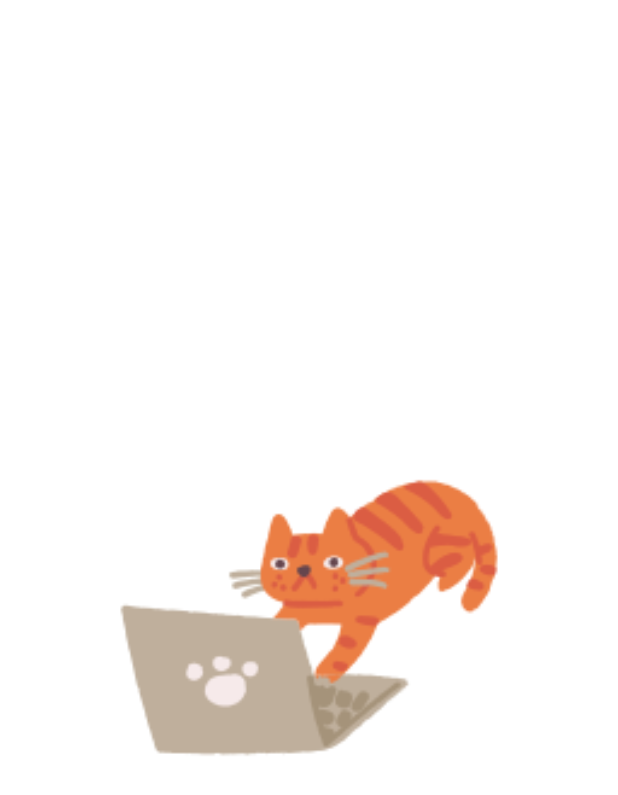
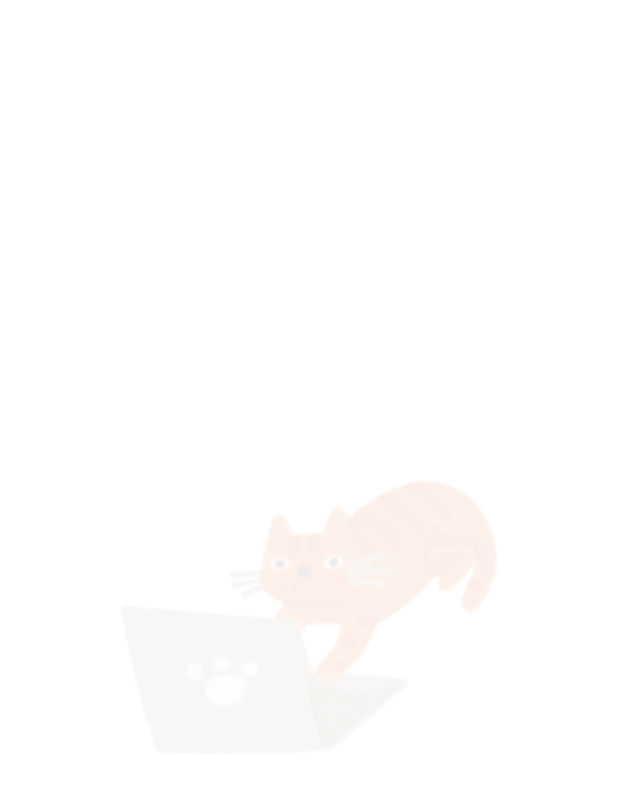
Before and after one commit to alona-tepukhina/alona-tepukhina-flutter_workua_course_task1, a Flutter app: the first screen one second after launch, on a phone screen of 412 x 824 dp. Shown: the top 795 px of the screen. Run offline on Flutter 3.47's test engine with Material 2 defaults, Android fonts, the phone set to English and light mode, and no system bars; our stand-ins replace shared_preferences.

Commit message:
Added simple FadeTransition animation for splash screen

```diff
--- a/lib/login_screen.dart
+++ b/lib/login_screen.dart
@@ -20,7 +20,6 @@ class _LoginScreenState extends State<LoginScreen> {
   void setUserPreferences() async {
     final prefs = await SharedPreferences.getInstance();
     await prefs.setBool('rememberUser', true);
-    //print(prefs.getBool('rememberUser'));
   }
 
   @override
--- a/lib/my_splash_screen.dart
+++ b/lib/my_splash_screen.dart
@@ -1,6 +1,5 @@
 import 'dart:async';
 import 'package:flutter/material.dart';
-import 'package:flutter_course_hometask1/homepage.dart';
 import 'login_screen.dart';
 import 'package:shared_preferences/shared_preferences.dart';
 
@@ -11,7 +10,8 @@ class MySplashScreen extends StatefulWidget {
   State<MySplashScreen> createState() => _MySplashScreenState();
 }
 
-class _MySplashScreenState extends State<MySplashScreen> {
+class _MySplashScreenState extends State<MySplashScreen>
+    with TickerProviderStateMixin {
   bool? preferenceRememberUser;
   String navigateTo = '/login';
 
@@ -34,15 +34,33 @@ class _MySplashScreenState extends State<MySplashScreen> {
     });
   }
 
+  late final AnimationController _controller = AnimationController(
+    duration: const Duration(seconds: 3),
+    vsync: this,
+  )..repeat(reverse: true);
+  late final Animation<double> _animation = CurvedAnimation(
+    parent: _controller,
+    curve: Curves.easeIn,
+  );
+
+  @override
+  void dispose() {
+    _controller.dispose();
+    super.dispose();
+  }
+
   @override
   Widget build(BuildContext context) {
     return Container(
       color: Colors.white,
       child: Center(
-        child: Image.asset(
-          'images/ginger-cat-759.png',
-          width: double.infinity,
-          fit: BoxFit.fitWidth,
+        child: FadeTransition(
+          opacity: _animation,
+          child: Image.asset(
+            'images/ginger-cat-759.png',
+            width: double.infinity,
+            fit: BoxFit.fitWidth,
+          ),
         ),
       ),
     );
```
